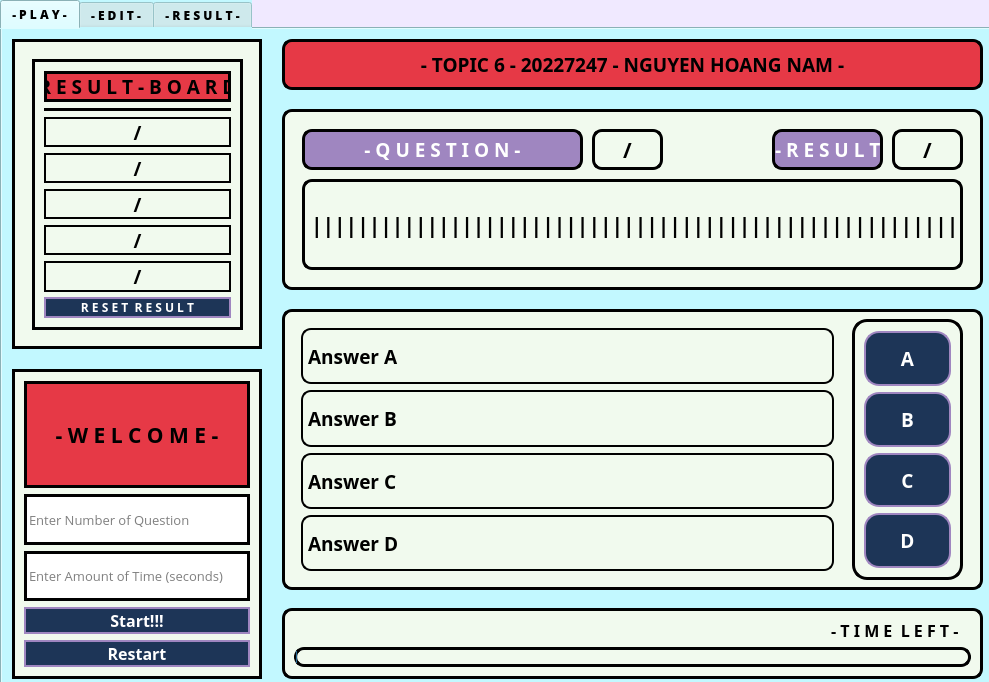
Before: the Qt Designer form form.ui in hoangnamgithub/topic6_QuizzApp_main, drawn with Qt 5.
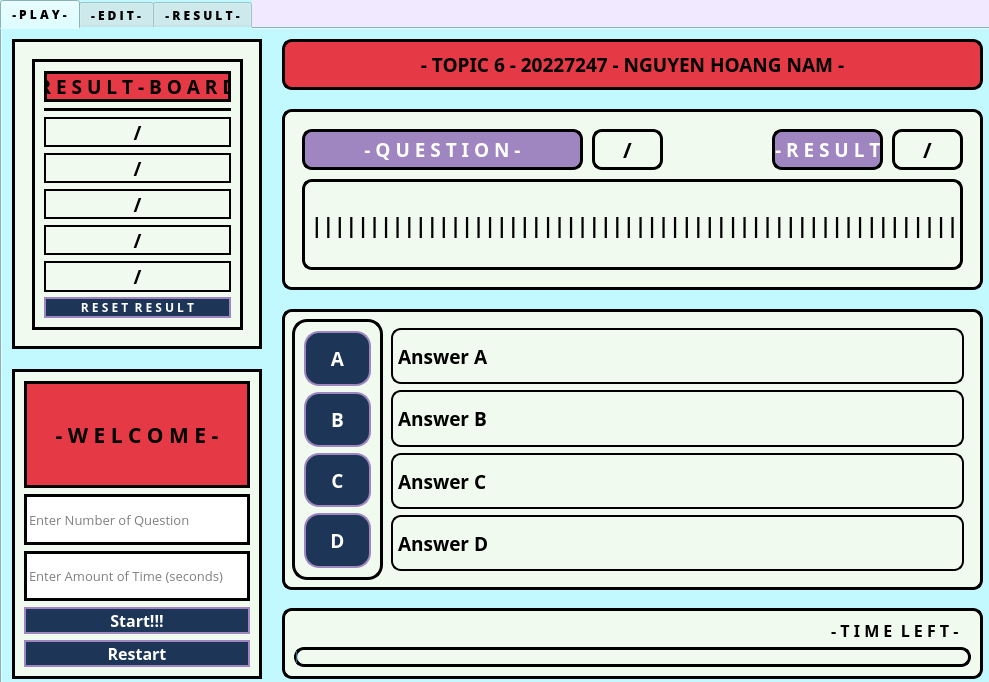
After: the same form once the commit is applied. The open tabs and pages were chosen to show the change.

What changed in the file:
```diff
--- a/form.ui
+++ b/form.ui
@@ -593,9 +593,9 @@
       <widget class="QFrame" name="verticalFrame_10">
        <property name="geometry">
         <rect>
-         <x>10</x>
+         <x>100</x>
          <y>10</y>
-         <width>551</width>
+         <width>591</width>
          <height>261</height>
         </rect>
        </property>
@@ -688,9 +688,9 @@
       <widget class="QFrame" name="frame">
        <property name="geometry">
         <rect>
-         <x>570</x>
+         <x>10</x>
          <y>10</y>
-         <width>111</width>
+         <width>91</width>
          <height>261</height>
         </rect>
        </property>
```
Left out of the diff: 6 changed lines with no effect on the pictures.
